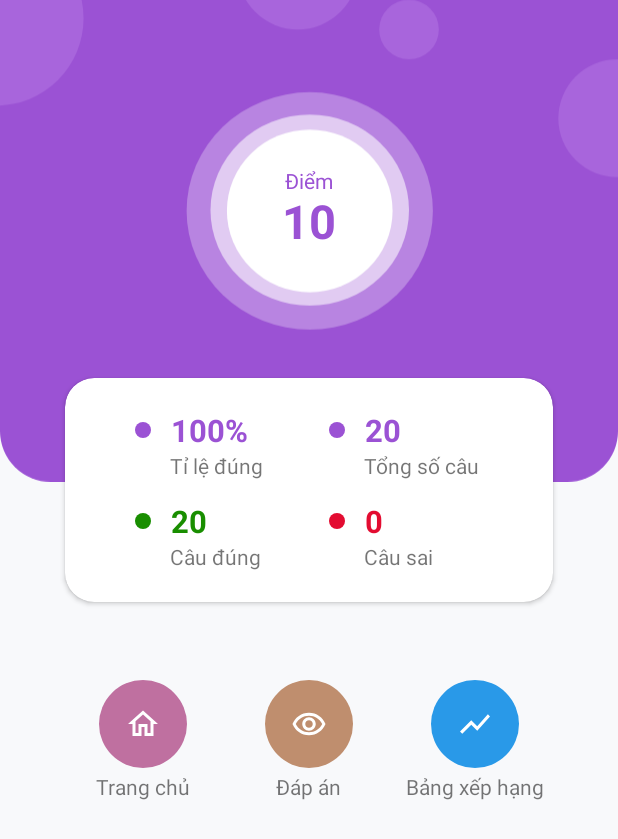
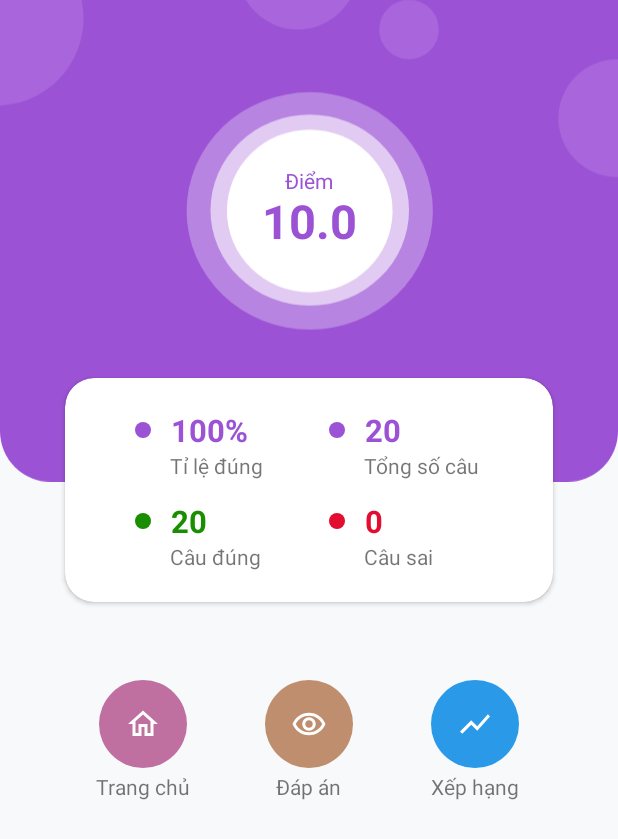
Before and after one commit to huukhuong/MultipleChoice, an Android app: the layout activity_result.xml on its own in the app's theme, with its tools: preview values and no code run, on a phone screen of 412 x 824 dp. Shown: the top 839 px of the screen. Run offline under Robolectric (Android 15) with nearby library versions, the phone set to English and light mode, and no system bars.

Commit message:
screen shot

```diff
--- a/app/src/main/AndroidManifest.xml
+++ b/app/src/main/AndroidManifest.xml
@@ -13,13 +13,13 @@
         android:supportsRtl="true"
         android:theme="@style/Theme.MultipleChoice">
         <activity
-            android:name=".ResultActivity"
+            android:name=".MainActivity"
             android:exported="true" />
         <activity
             android:name=".PlayActivity"
             android:exported="true" />
         <activity
-            android:name=".MainActivity"
+            android:name=".ResultActivity"
             android:exported="true">
             <intent-filter>
                 <action android:name="android.intent.action.MAIN" />
--- a/app/src/main/java/huukhuong/multiplechoice/PlayActivity.java
+++ b/app/src/main/java/huukhuong/multiplechoice/PlayActivity.java
@@ -98,6 +98,7 @@ public class PlayActivity extends AppCompatActivity {
     private void finishGame() {
         Intent intent = new Intent(PlayActivity.this, ResultActivity.class);
         intent.putExtra("correct", correct);
+        intent.setFlags( Intent.FLAG_ACTIVITY_CLEAR_TOP | Intent.FLAG_ACTIVITY_NO_HISTORY);
         startActivity(intent);
         finish();
     }
--- a/app/src/main/res/layout/activity_result.xml
+++ b/app/src/main/res/layout/activity_result.xml
@@ -28,7 +28,7 @@
         android:layout_height="wrap_content"
         android:layout_marginTop="@dimen/_97sdp"
         android:gravity="center"
-        android:text="10"
+        android:text="10.0"
         android:textColor="@color/purple_500"
         android:textSize="@dimen/_24sdp"
         android:textStyle="bold" />
@@ -336,7 +336,7 @@
             <TextView
                 android:layout_width="wrap_content"
                 android:layout_height="wrap_content"
-                android:text="Bảng xếp hạng" />
+                android:text="Xếp hạng" />
 
         </LinearLayout>
 
```
Also changed, not shown: app/src/main/java/huukhuong/multiplechoice/ResultActivity.java (+6 -2 lines), 4 other files.
